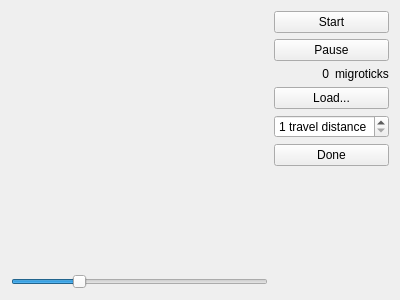
This is population.ui in tps12/Tec-Nine as Qt 5 draws it before an edit. The edited form follows.
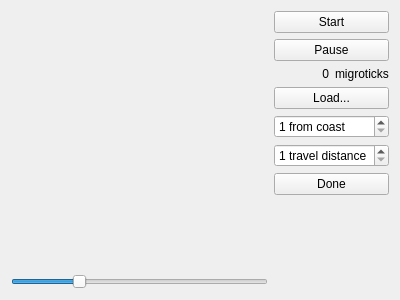
This is the edited form.

Commit message:
Allow settlement farther from coast
Can populate further inland. Also while population still begins on the coast
of the global (largest) ocean, can now settle next to any sea.

The edit to the form file:
```diff
--- a/population.ui
+++ b/population.ui
@@ -113,6 +113,25 @@
        </property>
       </widget>
      </item>
+     <item>
+      <widget class="QSpinBox" name="coastprox">
+       <property name="suffix">
+        <string> from coast</string>
+       </property>
+       <property name="minimum">
+        <number>1</number>
+       </property>
+       <property name="maximum">
+        <number>5</number>
+       </property>
+       <property name="singleStep">
+        <number>1</number>
+       </property>
+       <property name="value">
+        <number>1</number>
+       </property>
+      </widget>
+     </item>
      <item>
       <widget class="QSpinBox" name="range">
        <property name="suffix">
```
The commit also changes 3 other files.
